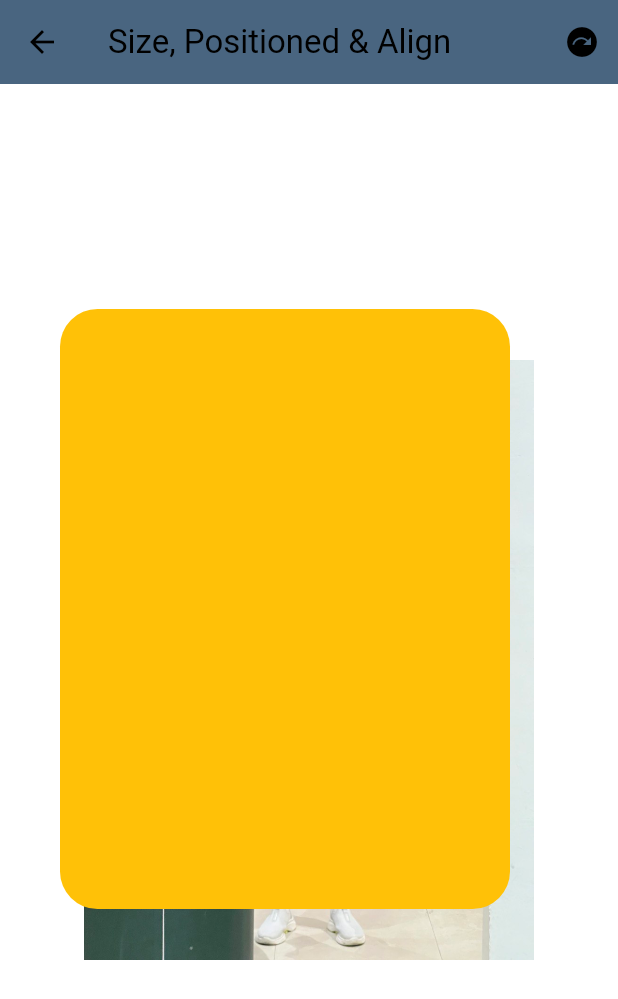
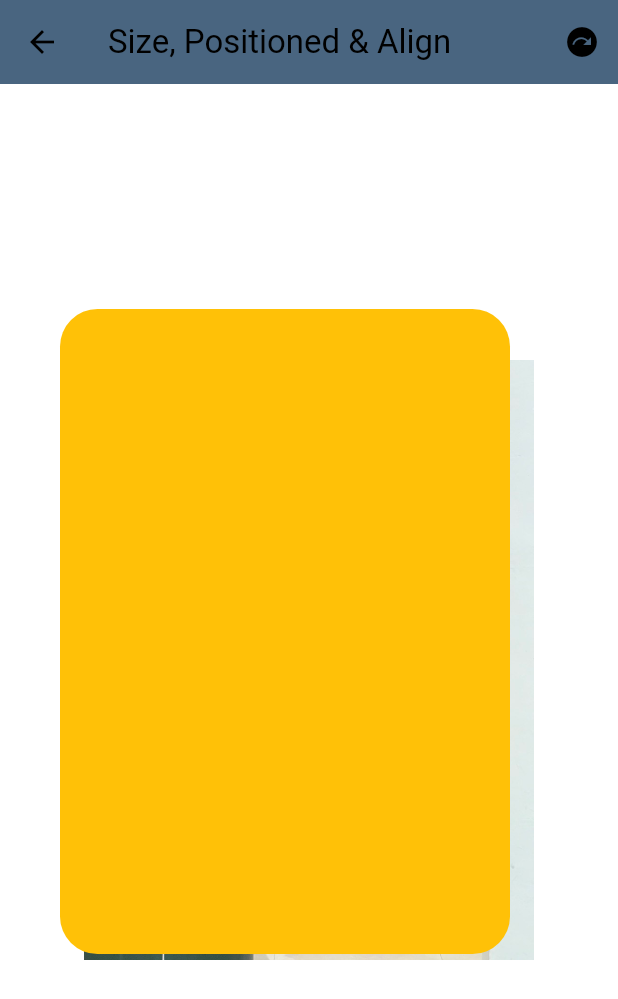
Before and after one commit to yihong8803/2monthFlutter, a Flutter app: the ImplicitAnimation screen opened by its route, on a phone screen of 412 x 824 dp. Shown: the top 999 px of the screen. Run offline on Flutter 3.47's test engine with Material 3 defaults, Android fonts, the phone set to English and light mode, and no system bars; our stand-ins replace audioplayers, flutter_bloc, lottie.

Commit message:
Size Adjustment

```diff
--- a/lib/Day6_Animation/animation.dart
+++ b/lib/Day6_Animation/animation.dart
@@ -64,7 +64,7 @@ class _ImplicitAnimationState extends State<ImplicitAnimation>
             children: [
               AnimatedPositioned(
                   width: selected ? 50 : 300,
-                  height: selected ? 200 : 400,
+                  height: selected ? 200 : 430,
                   top: selected ? 250 : 150,
                   left: selected ? 40 : 40,
                   duration: Duration(seconds: 2),
```
